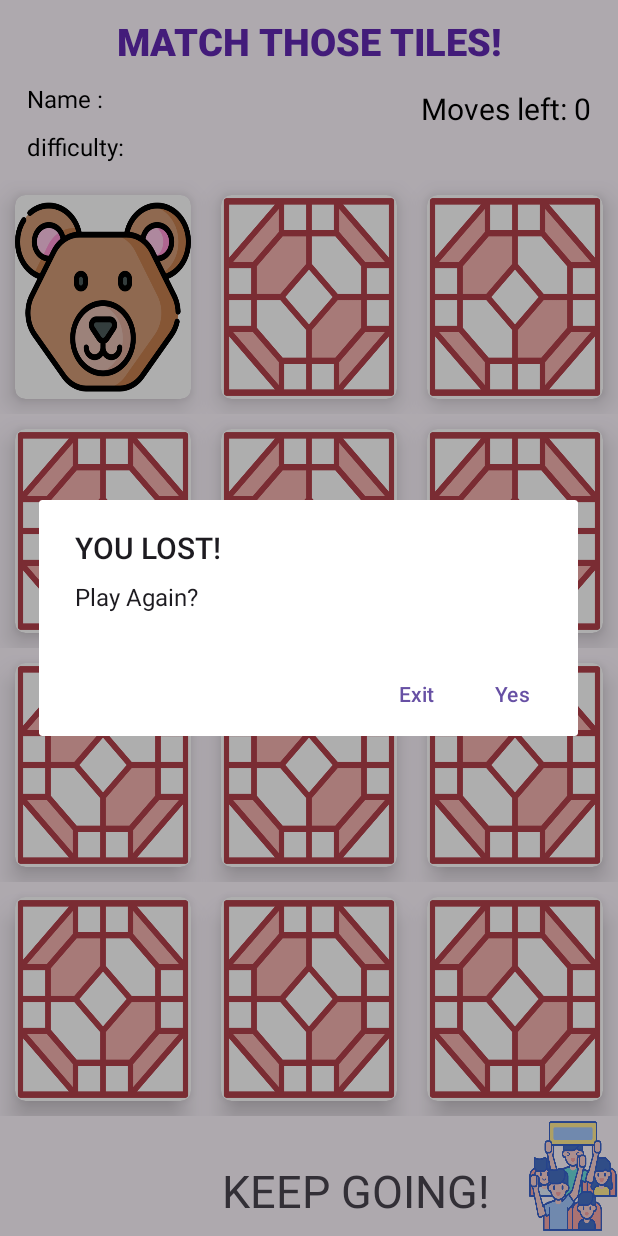
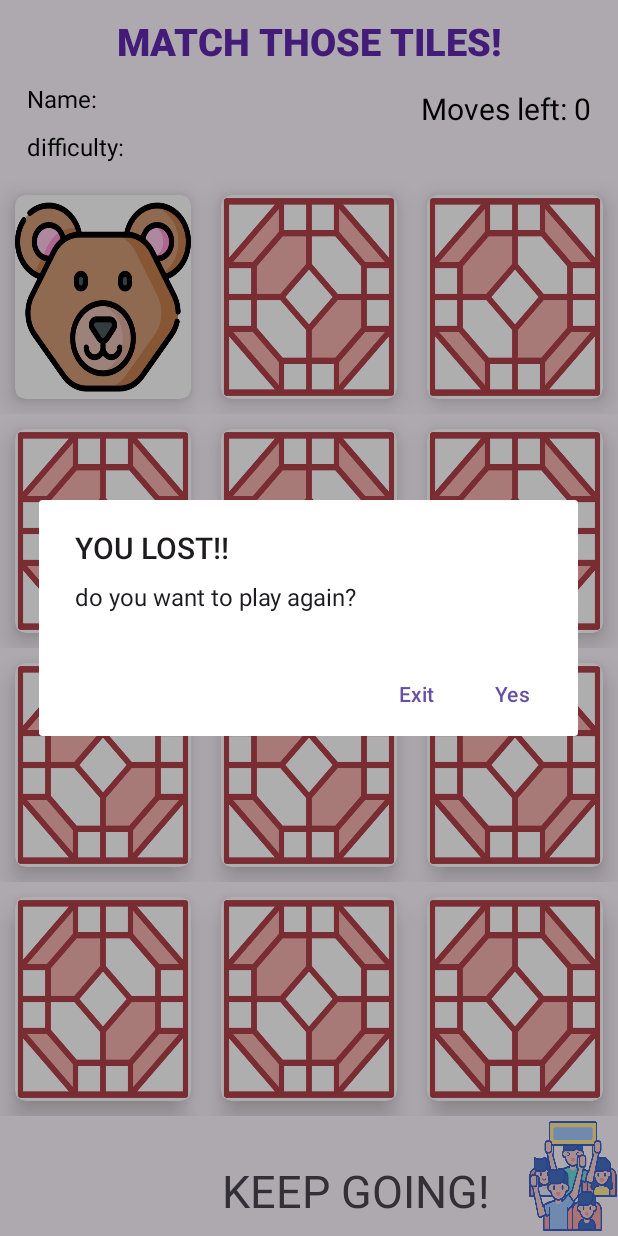
Before and after one commit to CoderAbhi27/MatchTheTilesGame, an Android app: the GameActivity screen opened directly, with no data from a screen before it, after a tap on an icon or button, on a phone screen of 412 x 824 dp. Run offline under Robolectric (Android 15) with nearby library versions, the phone set to English and light mode, and no system bars; 2 statements that could not run were skipped.

Commit message:
Final commit

```diff
--- a/app/src/main/java/com/example/matchthetilesgame/GameActivity.kt
+++ b/app/src/main/java/com/example/matchthetilesgame/GameActivity.kt
@@ -12,38 +12,50 @@ import androidx.appcompat.app.AlertDialog
 
 class GameActivity : AppCompatActivity() {
 
-    private var matchedCount = 0
-    private var selected = -1
-    private val isOpen = ArrayList<Boolean>()
-    private val tilesList = ArrayList<ImageView>()
-    private var imageArray = ArrayList<Int>()
-    private var movesLeft = 0
-    private var diff = ""
-    private var name = ""
-    private lateinit var tvMoves: TextView
-    private lateinit var tvName: TextView
-    private lateinit var tvDifficulty: TextView
-    private var flag = false
+    val tilesList = ArrayList<ImageView>()
+    val imageArray = ArrayList<Int>()
+    val isOpen = ArrayList<Boolean>()
+    var selected = -1
+    var matchedCount = 0
+    var movesLeft = -1
+    var name=""
+    var diff=""
+    private lateinit var tvMovesLeft : TextView
 
     override fun onCreate(savedInstanceState: Bundle?) {
         super.onCreate(savedInstanceState)
         setContentView(R.layout.activity_game)
 
+        val tvName: TextView = findViewById(R.id.nameTextView)
+        val tvDifficulty : TextView = findViewById(R.id.difficultyTextView)
+        tvMovesLeft = findViewById(R.id.movesLeftTextView)
+
         name = intent.getStringExtra("name")!!
         diff = intent.getStringExtra("difficulty")!!
-        movesLeft = when (diff) {
+        tvName.text = "Name: $name"
+        tvDifficulty.text = "difficulty: $diff"
+        movesLeft = when(diff){
             "Easy" -> 30
             "Medium" -> 20
             "Hard" -> 15
             else -> 0
         }
+        tvMovesLeft.text = "Moves left: $movesLeft"
 
-        tvName = findViewById(R.id.nameTextView)
-        tvName.text = "Name : $name"
-        tvMoves = findViewById(R.id.movesLeftTextView)
-        tvMoves.text = "Moves left: $movesLeft"
-        tvDifficulty = findViewById(R.id.difficultyTextView)
-        tvDifficulty.text = "difficulty: $diff"
+        for( i in 0..11) isOpen.add(false)
+
+        tilesList.add(findViewById(R.id.Tile1))
+        tilesList.add(findViewById(R.id.Tile2))
+        tilesList.add(findViewById(R.id.Tile3))
+        tilesList.add(findViewById(R.id.Tile4))
+        tilesList.add(findViewById(R.id.Tile5))
+        tilesList.add(findViewById(R.id.Tile6))
+        tilesList.add(findViewById(R.id.Tile7))
+        tilesList.add(findViewById(R.id.Tile8))
+        tilesList.add(findViewById(R.id.Tile9))
+        tilesList.add(findViewById(R.id.Tile10))
+        tilesList.add(findViewById(R.id.Tile11))
+        tilesList.add(findViewById(R.id.Tile12))
 
 
         imageArray.add(R.drawable.img1)
@@ -61,84 +73,84 @@ class GameActivity : AppCompatActivity() {
 
         imageArray.shuffle()
 
-        tilesList.add(findViewById(R.id.Tile1))
-        tilesList.add(findViewById(R.id.Tile2))
-        tilesList.add(findViewById(R.id.Tile3))
-        tilesList.add(findViewById(R.id.Tile4))
-        tilesList.add(findViewById(R.id.Tile5))
-        tilesList.add(findViewById(R.id.Tile6))
-        tilesList.add(findViewById(R.id.Tile7))
-        tilesList.add(findViewById(R.id.Tile8))
-        tilesList.add(findViewById(R.id.Tile9))
-        tilesList.add(findViewById(R.id.Tile10))
-        tilesList.add(findViewById(R.id.Tile11))
-        tilesList.add(findViewById(R.id.Tile12))
 
-        for (i in 0..11) isOpen.add(false)
+        for( i in 0..11) tilesList[i].setImageResource(R.drawable.tile)
 
-        for (i in 0..11) tilesList[i].setImageResource(R.drawable.tile)
-        for (i in 0..11) {
+        for(i in 0..11){
             tilesList[i].setOnClickListener {
-                onTileClicked(i)
+                onClick(i)
             }
         }
 
+
+
+
+
     }
 
+    private fun onClick(i: Int) {
+        if(isOpen[i]==true) return
 
-    private fun onTileClicked(i: Int) {
-        if (isOpen[i] || flag) return
+        tilesList[i].setImageResource(imageArray[i])
+        isOpen[i] = true
 
-        isOpen[i] = true
-        tilesList[i].setImageResource(imageArray[i])
-
-        if (selected == -1) {
+        if(selected==-1){
 
             selected = i
 
         } else {
-            val j = selected
-            if (imageArray[i] == imageArray[j]) {
-
-                matchedCount += 2
-
+            val j=selected
+            if(imageArray[i]==imageArray[j]){
+                matchedCount+=2
             } else {
                 val handler = Handler()
                 handler.postDelayed(
                     Runnable {
                         tilesList[i].setImageResource(R.drawable.tile)
-                        isOpen[i] = false
+                        isOpen[i]= false
                         tilesList[j].setImageResource(R.drawable.tile)
                         isOpen[j] = false
                     }, 500
                 )
-
-            }
-            selected = -1
-            movesLeft--
-            tvMoves.text = "Moves left: $movesLeft"
-        }
-
-        if (matchedCount == 12) gameResult(true)
-        else if (movesLeft == 0) gameResult(false)
             }
 
 
-    private fun gameResult(result: Boolean) {
-        if (flag) return
-        flag = true
-        if (result) {
+            selected = -1
+            movesLeft--
+            tvMovesLeft.text = "Moves left: $movesLeft"
+        }
+
+
+
+        if(matchedCount>=12) gameResult(true)
+        else if(movesLeft<=0) gameResult(false)
+
+
+
+    }
+
+    private fun gameResult(b: Boolean) {
+
         val builder = AlertDialog.Builder(this)
-            builder.setTitle("YOU WON!")
-            builder.setMessage("Play Again?")
-            builder.setPositiveButton("Yes", DialogInterface.OnClickListener { dialog, which ->
+
+
+        if(b==true){
+            builder.setTitle("YOU WON!!")
+        }
+
+        if(b==false){
+            builder.setTitle("YOU LOST!!")
+        }
+
+        builder.setMessage("do you want to play again?")
+        builder.setPositiveButton("Yes", DialogInterface.OnClickListener{ dialog, which->
             val intent = Intent(this, GameActivity::class.java)
-                intent.putExtra("name", name)
+            intent.putExtra("name", name )
             intent.putExtra("difficulty", diff)
             startActivity(intent)
             finish()
         })
-            builder.setNegativeButton("Exit", DialogInterface.OnClickListener { dialog, which ->
+        builder.setNegativeButton("Exit", DialogInterface.OnClickListener{ dialog, which->
             val intent = Intent(this, MainActivity::class.java)
             startActivity(intent)
             finish()
@@ -146,25 +158,5 @@ class GameActivity : AppCompatActivity() {
         val alertDialog: AlertDialog = builder.create()
         alertDialog.show()
 
-        } else {
-            val builder = AlertDialog.Builder(this)
-            builder.setTitle("YOU LOST!")
-            builder.setMessage("Play Again?")
-            builder.setPositiveButton("Yes", DialogInterface.OnClickListener { dialog, which ->
-                val intent = Intent(this, GameActivity::class.java)
-                intent.putExtra("name", name)
-                intent.putExtra("difficulty", diff)
-                startActivity(intent)
-                finish()
-            })
-            builder.setNegativeButton("Exit", DialogInterface.OnClickListener { dialog, which ->
-                val intent = Intent(this, MainActivity::class.java)
-                startActivity(intent)
-                finish()
-            })
-            val alertDialog: AlertDialog = builder.create()
-            alertDialog.show()
     }
 }
-
-}
--- a/app/src/main/res/layout/activity_main.xml
+++ b/app/src/main/res/layout/activity_main.xml
@@ -55,7 +55,7 @@
         android:layout_marginStart="18dp"
         android:text="Select Difficulty:"
         android:textSize="20sp"
-        android:textColor="@color/material_dynamic_tertiary10"
+        android:textColor="#FF1D1736"
         app:layout_constraintBottom_toBottomOf="parent"
         app:layout_constraintEnd_toEndOf="parent"
         app:layout_constraintStart_toStartOf="parent"
```
Also changed, not shown: app/src/main/java/com/example/matchthetilesgame/MainActivity.kt (+25 -18 lines). Lines whose indentation alone changed are shown as unchanged.
